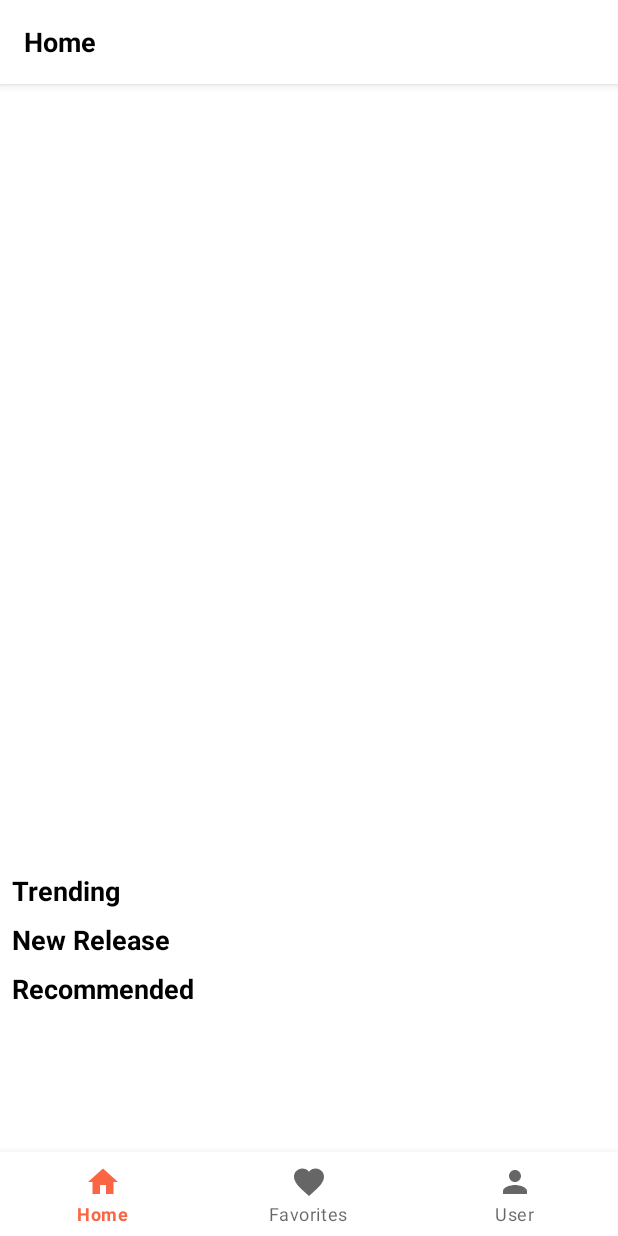
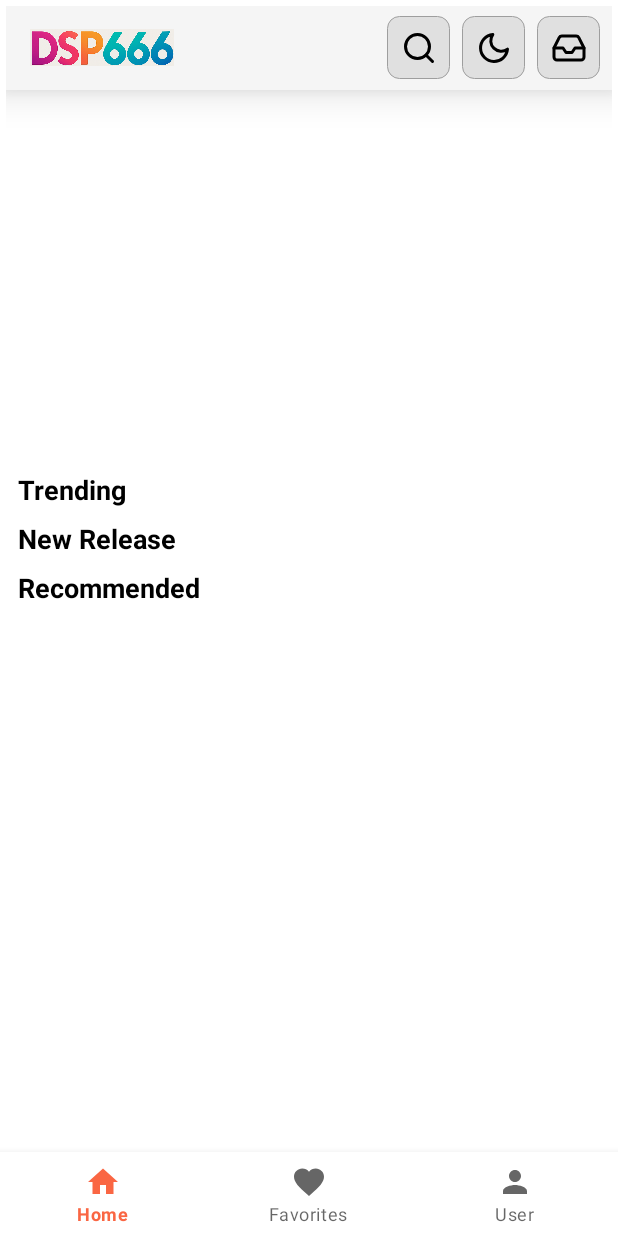
Before and after one commit to wildanasyrof/D-Stream, an Android app: the screen it shows after launch (MainActivity), on a phone screen of 412 x 824 dp. Run offline under Robolectric (Android 15) with nearby library versions, the light colour scheme and no system bars; our stand-ins replace Dagger/Hilt's generated code, Room's generated code, paging; network calls fail; pictures from the network do not load.

Commit message:
Home Fragment - Toolbar

```diff
--- a/app/src/main/java/com/wldnasyrf/ds/adapter/HomeAdapter.kt
+++ b/app/src/main/java/com/wldnasyrf/ds/adapter/HomeAdapter.kt
@@ -9,9 +9,9 @@ import com.bumptech.glide.Glide
 import com.wldnasyrf.ds.data.remote.model.anime.AnimeData
 import com.wldnasyrf.ds.databinding.ItemAnimeHomeBinding
 
-class HomeAdapter : ListAdapter<AnimeData, HomeAdapter.AnimeViewHolder>(AnimeDiffCallback()) {
+class HomeAdapter (private val onItemClick: (Int) -> Unit) : ListAdapter<AnimeData, HomeAdapter.AnimeViewHolder>(AnimeDiffCallback()) {
 
-    class AnimeViewHolder(private val binding: ItemAnimeHomeBinding) :
+    inner class AnimeViewHolder(private val binding: ItemAnimeHomeBinding) :
         RecyclerView.ViewHolder(binding.root) {
         fun bind(anime: AnimeData) {
             // Load image using Glide
@@ -20,7 +20,7 @@ class HomeAdapter : ListAdapter<AnimeData, HomeAdapter.AnimeViewHolder>(AnimeDif
                 .into(binding.ivPlace)
 
             binding.root.setOnClickListener {
-                // Handle item click if needed
+                onItemClick(anime.id)
             }
         }
     }
--- a/app/src/main/java/com/wldnasyrf/ds/data/remote/api/ApiService.kt
+++ b/app/src/main/java/com/wldnasyrf/ds/data/remote/api/ApiService.kt
@@ -3,6 +3,7 @@ package com.wldnasyrf.ds.data.remote.api
 import com.wldnasyrf.ds.data.remote.model.ApiResponse
 import com.wldnasyrf.ds.data.remote.model.anime.Anime
 import com.wldnasyrf.ds.data.remote.model.anime.AnimeDetail
+import com.wldnasyrf.ds.data.remote.model.anime.Category
 import com.wldnasyrf.ds.data.remote.model.anime.FavoriteRequest
 import com.wldnasyrf.ds.data.remote.model.user.LoginRequest
 import com.wldnasyrf.ds.data.remote.model.user.LoginResponse
@@ -29,6 +30,9 @@ interface ApiService {
     @GET("anime/{id}")
     suspend fun getAnimeDetail(@Path("id") id: Int): ApiResponse<AnimeDetail>
 
+    @GET("category")
+    suspend fun getCategory() : ApiResponse<List<Category>>
+
     @POST("user/favorite")
     suspend fun addFavorite(@Body request: FavoriteRequest): ApiResponse<Nothing>
 
--- a/app/src/main/java/com/wldnasyrf/ds/data/repository/anime/AnimeRepository.kt
+++ b/app/src/main/java/com/wldnasyrf/ds/data/repository/anime/AnimeRepository.kt
@@ -7,10 +7,12 @@ import com.wldnasyrf.ds.data.remote.model.ApiResponse
 import com.wldnasyrf.ds.data.remote.model.anime.Anime
 import com.wldnasyrf.ds.data.remote.model.anime.AnimeData
 import com.wldnasyrf.ds.data.remote.model.anime.AnimeDetail
+import com.wldnasyrf.ds.data.remote.model.anime.Category
 import com.wldnasyrf.ds.data.remote.model.anime.FavoriteRequest
 import com.wldnasyrf.ds.utils.Result
 
 interface AnimeRepository {
+    fun getCategory(): LiveData<Result<ApiResponse<List<Category>>>>
     fun getAnimeList(): LiveData<PagingData<AnimeData>>
     fun getAnimeDetail(id: Int): LiveData<Result<AnimeDetail>>
     fun getAnimeData(): LiveData<Result<ApiResponse<Anime>>>
--- a/app/src/main/java/com/wldnasyrf/ds/data/repository/anime/AnimeRepositoryImpl.kt
+++ b/app/src/main/java/com/wldnasyrf/ds/data/repository/anime/AnimeRepositoryImpl.kt
@@ -15,6 +15,7 @@ import com.wldnasyrf.ds.data.remote.model.ApiResponse
 import com.wldnasyrf.ds.data.remote.model.anime.Anime
 import com.wldnasyrf.ds.data.remote.model.anime.AnimeData
 import com.wldnasyrf.ds.data.remote.model.anime.AnimeDetail
+import com.wldnasyrf.ds.data.remote.model.anime.Category
 import com.wldnasyrf.ds.data.remote.model.anime.FavoriteRequest
 import com.wldnasyrf.ds.utils.ApiError
 import com.wldnasyrf.ds.utils.Result
@@ -25,6 +26,25 @@ class AnimeRepositoryImpl @Inject constructor(
     private val apiService: ApiService,
     private val favoriteDao: FavoritesDao
 ) : AnimeRepository {
+
+    override fun getCategory(): LiveData<Result<ApiResponse<List<Category>>>> = liveData {
+        emit(Result.Loading)
+
+        try {
+            val response = apiService.getCategory()
+            emit(Result.Success(response))
+        } catch (e: HttpException) {
+            val errorResponse = ApiError.parseError(e)
+            Log.e("AnimeRepository", "GetCategory error: ${errorResponse.error}")
+            emit(Result.Error(errorResponse.message))
+        } catch (e: Throwable) {
+            Log.e("AnimeRepository", "Network error: $e")
+            ApiResponse(status = "error", message = e.localizedMessage?.toString() ?: "Network Error!", data = null)
+            Log.e("AnimeRepository", "GetCategory error: ${e.localizedMessage?.toString() ?: "Network Error!"}")
+            emit(Result.Error(e.localizedMessage?.toString() ?: "Network Error!"))
+        }
+    }
+
     override fun getAnimeList(): LiveData<PagingData<AnimeData>> {
         return Pager(
             config = PagingConfig(
--- a/app/src/main/java/com/wldnasyrf/ds/ui/main/home/HomeFragment.kt
+++ b/app/src/main/java/com/wldnasyrf/ds/ui/main/home/HomeFragment.kt
@@ -31,6 +31,7 @@ class HomeFragment : Fragment() {
     private val binding get() = _binding!!
     private val viewModel: HomeViewModel by viewModels()
     private lateinit var homeAdapter: HomePagingAdapter
+    private lateinit var categoryAdapter: CategoryAdapter
     private lateinit var trendingAdapter: HomeAdapter
     private lateinit var ongoingAdapter: HomeAdapter
     private lateinit var recommendedAdapter: HomeAdapter
@@ -49,13 +50,63 @@ class HomeFragment : Fragment() {
 
 //        setupRecyclerView()
         setupRecyclerViews()
+        observeCategory()
         observeAnimeList()
     }
 
+    private fun observeCategory() {
+        viewModel.animeRecommended.observe(viewLifecycleOwner, Observer { result ->
+            handleAnimeResult(result, recommendedAdapter)
+        })
+        viewModel.category.observe(viewLifecycleOwner, Observer { result ->
+            when (result) {
+                is Result.Error -> {
+
+                }
+                is Result.Loading -> {
+
+                }
+                is Result.Success -> {
+                    val listCategory = result.data.data
+                    categoryAdapter.submitList(listCategory)
+                }
+            }
+
+        })
+    }
+
     private fun setupRecyclerViews() {
-        trendingAdapter = HomeAdapter()
-        ongoingAdapter = HomeAdapter()
-        recommendedAdapter = HomeAdapter()
+
+        categoryAdapter = CategoryAdapter { catId ->
+            // Handle click and open DetailActivity
+            val intent = Intent(requireContext(), DetailActivity::class.java)
+            intent.putExtra("ANIME_ID", catId)
+            startActivity(intent)
+        }
+
+        trendingAdapter = HomeAdapter { animeId ->
+            // Handle click and open DetailActivity
+            val intent = Intent(requireContext(), DetailActivity::class.java)
+            intent.putExtra("ANIME_ID", animeId)
+            startActivity(intent)
+        }
+        ongoingAdapter = HomeAdapter { animeId ->
+            // Handle click and open DetailActivity
+            val intent = Intent(requireContext(), DetailActivity::class.java)
+            intent.putExtra("ANIME_ID", animeId)
+            startActivity(intent)
+        }
+        recommendedAdapter = HomeAdapter { animeId ->
+            // Handle click and open DetailActivity
+            val intent = Intent(requireContext(), DetailActivity::class.java)
+            intent.putExtra("ANIME_ID", animeId)
+            startActivity(intent)
+        }
+
+        binding.rvCategory.apply {
+            layoutManager = LinearLayoutManager(context, LinearLayoutManager.HORIZONTAL, false)
+            adapter = categoryAdapter
+        }
 
         binding.rvTrending.apply {
             layoutManager = LinearLayoutManager(context, LinearLayoutManager.HORIZONTAL, false)
@@ -102,7 +153,7 @@ class HomeFragment : Fragment() {
             handleAnimeResult(result, ongoingAdapter)
         })
 
-        viewModel.animeRecomended.observe(viewLifecycleOwner, Observer { result ->
+        viewModel.animeRecommended.observe(viewLifecycleOwner, Observer { result ->
             handleAnimeResult(result, recommendedAdapter)
         })
     }
--- a/app/src/main/java/com/wldnasyrf/ds/ui/main/home/HomeViewModel.kt
+++ b/app/src/main/java/com/wldnasyrf/ds/ui/main/home/HomeViewModel.kt
@@ -8,6 +8,7 @@ import androidx.paging.cachedIn
 import com.wldnasyrf.ds.data.remote.model.ApiResponse
 import com.wldnasyrf.ds.data.remote.model.anime.Anime
 import com.wldnasyrf.ds.data.remote.model.anime.AnimeData
+import com.wldnasyrf.ds.data.remote.model.anime.Category
 import com.wldnasyrf.ds.data.repository.anime.AnimeRepository
 import com.wldnasyrf.ds.utils.Result
 import dagger.hilt.android.lifecycle.HiltViewModel
@@ -17,8 +18,9 @@ import javax.inject.Inject
 class HomeViewModel @Inject constructor(
     repository: AnimeRepository): ViewModel(){
 
+    val category: LiveData<Result<ApiResponse<List<Category>>>> = repository.getCategory()
     val anime: LiveData<PagingData<AnimeData>> = repository.getAnimeList().cachedIn(viewModelScope)
     val animeTrending: LiveData<Result<ApiResponse<Anime>>> = repository.getAnimeData()
     val animeOnGoing: LiveData<Result<ApiResponse<Anime>>> = repository.getAnimeData()
-    val animeRecomended: LiveData<Result<ApiResponse<Anime>>> = repository.getAnimeData()
+    val animeRecommended: LiveData<Result<ApiResponse<Anime>>> = repository.getAnimeData()
 }
--- /dev/null
+++ b/app/src/main/res/drawable/bg_toolbar_button.xml
@@ -0,0 +1,13 @@
+<?xml version="1.0" encoding="utf-8"?>
+<shape xmlns:android="http://schemas.android.com/apk/res/android"
+    android:shape="rectangle">
+
+    <solid android:color="#e0e0e0" />
+
+    <corners android:radius="8dp" />
+
+    <!-- Add outline stroke -->
+    <stroke
+        android:width="0.5dp"
+        android:color="#9e9e9e" />
+</shape>
--- /dev/null
+++ b/app/src/main/res/drawable/ic_inbox.xml
@@ -0,0 +1,24 @@
+<vector xmlns:android="http://schemas.android.com/apk/res/android"
+    android:width="24dp"
+    android:height="24dp"
+    android:viewportWidth="24"
+    android:viewportHeight="24">
+
+    <!-- Inbox Tray (Polyline + Path) -->
+    <group>
+        <path
+            android:strokeColor="@android:color/black"
+            android:strokeWidth="2"
+            android:strokeLineCap="round"
+            android:strokeLineJoin="round"
+            android:pathData="M22,12 L16,12 L14,15 L10,15 L8,12 L2,12" />
+
+        <path
+            android:strokeColor="@android:color/black"
+            android:strokeWidth="2"
+            android:strokeLineCap="round"
+            android:strokeLineJoin="round"
+            android:pathData="M5.45,5.11 L2,12 v6 a2,2 0 0,0 2,2 h16 a2,2 0 0,0 2,-2 v-6 l-3.45,-6.89 A2,2 0 0,0 16.76,4 H7.24 A2,2 0 0,0 5.45,5.11 z"
+            android:fillColor="@android:color/transparent" />
+    </group>
+</vector>
--- /dev/null
+++ b/app/src/main/res/drawable/ic_moon.xml
@@ -0,0 +1,14 @@
+<?xml version="1.0" encoding="utf-8"?>
+<vector xmlns:android="http://schemas.android.com/apk/res/android"
+    android:width="24dp"
+    android:height="24dp"
+    android:viewportWidth="24"
+    android:viewportHeight="24">
+
+    <path
+        android:pathData="M21 12.79A9 9 0 1 1 11.21 3 7 7 0 0 0 21 12.79z"
+        android:strokeColor="#000000"
+        android:strokeWidth="2"
+        android:strokeLineCap="round"
+        android:strokeLineJoin="round" />
+</vector>
--- /dev/null
+++ b/app/src/main/res/drawable/ic_search.xml
@@ -0,0 +1,18 @@
+<vector xmlns:android="http://schemas.android.com/apk/res/android" xmlns:aapt="http://schemas.android.com/aapt"
+    android:viewportWidth="24"
+    android:viewportHeight="24"
+    android:width="24dp"
+    android:height="24dp">
+  <path
+      android:pathData="M19 11A8 8 0 0 1 3 11A8 8 0 0 1 19 11Z"
+      android:strokeColor="#000000"
+      android:strokeWidth="2"
+      android:strokeLineCap="round"
+      android:strokeLineJoin="round" />
+  <path
+      android:pathData="M21 21L16.65 16.65"
+      android:strokeColor="#000000"
+      android:strokeWidth="2"
+      android:strokeLineCap="round"
+      android:strokeLineJoin="round" />
+</vector>
--- a/app/src/main/res/layout/fragment_home.xml
+++ b/app/src/main/res/layout/fragment_home.xml
@@ -5,71 +5,72 @@
     xmlns:tools="http://schemas.android.com/tools"
     android:layout_width="match_parent"
     android:layout_height="match_parent"
+    android:padding="4dp"
     tools:context=".ui.main.home.HomeFragment">
 
-    <!-- AppBarLayout: Will Hide/Show Toolbar + Buttons on Scroll -->
+    <!-- Modified Toolbar Section -->
     <com.google.android.material.appbar.AppBarLayout
         android:id="@+id/appBarLayout"
         android:layout_width="match_parent"
         android:layout_height="wrap_content"
-        android:background="@android:color/white"
-        app:elevation="4dp">
+        android:background="@color/grey"
+        app:elevation="16dp">
 
-        <!-- Toolbar (Title Bar) -->
         <androidx.appcompat.widget.Toolbar
             android:id="@+id/toolbar"
             android:layout_width="match_parent"
             android:layout_height="?attr/actionBarSize"
-            android:background="@android:color/white"
-            app:layout_scrollFlags="scroll|enterAlways">
+            android:background="@color/grey"
+            app:contentInsetStart="16dp"
+            app:contentInsetEnd="8dp">
 
-            <TextView
-                android:id="@+id/tvTitle"
+            <!-- Logo or brand name on the left -->
+            <ImageView
+                android:id="@+id/ivLogo"
+                android:layout_width="96dp"
+                android:layout_height="26dp"
+                android:layout_gravity="start|center_vertical"
+                android:adjustViewBounds="true"
+                android:contentDescription="@string/toolbar_logo_desc"
+                android:src="@drawable/ic_logo_dsp666"/>
+
+            <LinearLayout
                 android:layout_width="wrap_content"
-                android:layout_height="wrap_content"
-                android:text="Home"
-                android:textSize="18sp"
-                android:textStyle="bold"
-                android:textColor="@android:color/black"
-                android:gravity="center_vertical"/>
+                android:layout_height="match_parent"
+                android:layout_gravity="end"
+                android:orientation="horizontal"
+                android:gravity="center_vertical">
+
+                <!-- Search Button -->
+                <ImageButton
+                    android:id="@+id/btnSearch"
+                    android:layout_width="42dp"
+                    android:layout_height="42dp"
+                    android:layout_marginEnd="8dp"
+                    android:background="@drawable/bg_toolbar_button"
+                    android:src="@drawable/ic_search"
+                    android:contentDescription="@string/toolbar_search_desc" />
+
+                <!-- Theme Button -->
+                <ImageButton
+                    android:id="@+id/btnTheme"
+                    android:layout_width="42dp"
+                    android:layout_height="42dp"
+                    android:layout_marginEnd="8dp"
+                    android:background="@drawable/bg_toolbar_button"
+                    android:src="@drawable/ic_moon"
+                    android:contentDescription="@string/toolbar_theme_desc" />
+
+                <!-- Downloads Button -->
+                <ImageButton
+                    android:id="@+id/btnDownloads"
+                    android:layout_width="42dp"
+                    android:layout_height="42dp"
+                    android:background="@drawable/bg_toolbar_button"
+                    android:src="@drawable/ic_inbox"
+                    android:contentDescription="@string/toolbar_inbox_desc" />
+            </LinearLayout>
         </androidx.appcompat.widget.Toolbar>
-
-        <!-- Buttons: Crime, Adventure, More (Disappear on Scroll) -->
-<!--        <LinearLayout-->
-<!--            android:layout_width="match_parent"-->
-<!--            android:layout_height="wrap_content"-->
-<!--            android:orientation="horizontal"-->
-<!--            android:gravity="center"-->
-<!--            android:padding="8dp"-->
-<!--            app:layout_scrollFlags="scroll|enterAlways">-->
-
-<!--            <Button-->
-<!--                android:id="@+id/btnCrime"-->
-<!--                android:layout_width="wrap_content"-->
-<!--                android:layout_height="wrap_content"-->
-<!--                android:text="Crime"-->
-<!--                android:textColor="@android:color/black"-->
-<!--                android:background="?attr/selectableItemBackgroundBorderless"-->
-<!--                android:layout_marginEnd="8dp"/>-->
-
-<!--            <Button-->
-<!--                android:id="@+id/btnAdventure"-->
-<!--                android:layout_width="wrap_content"-->
-<!--                android:layout_height="wrap_content"-->
-<!--                android:text="Adventure"-->
-<!--                android:textColor="@android:color/black"-->
-<!--                android:background="?attr/selectableItemBackgroundBorderless"-->
-<!--                android:layout_marginEnd="8dp"/>-->
-
-<!--            <Button-->
-<!--                android:id="@+id/btnMore"-->
-<!--                android:layout_width="wrap_content"-->
-<!--                android:layout_height="wrap_content"-->
-<!--                android:text="More"-->
-<!--                android:textColor="@android:color/black"-->
-<!--                android:background="?attr/selectableItemBackgroundBorderless"/>-->
-<!--        </LinearLayout>-->
-
     </com.google.android.material.appbar.AppBarLayout>
 
     <!-- Scrollable Content -->
@@ -89,11 +90,21 @@
             <androidx.viewpager2.widget.ViewPager2
                 android:id="@+id/vp_banner"
                 android:layout_width="match_parent"
-                android:layout_height="521dp"
-                android:layout_marginHorizontal="16dp"/>
+                android:layout_height="250dp"
+                android:contentDescription="@string/banner_carousel_desc" />
+
+            <androidx.recyclerview.widget.RecyclerView
+                android:id="@+id/rv_category"
+                android:layout_width="match_parent"
+                android:layout_height="wrap_content"
+                android:scrollbars="horizontal"
+                android:overScrollMode="never"
+                android:importantForAccessibility="no"
+                tools:listitem="@layout/item_category" />
 
             <!-- Trending Section -->
             <TextView
+                android:id="@+id/tv_trending_title"
                 android:layout_width="match_parent"
                 android:layout_height="wrap_content"
                 android:text="Trending"
@@ -101,7 +112,7 @@
                 android:textStyle="bold"
                 android:paddingHorizontal="8dp"
                 android:paddingVertical="4dp"
-                android:textColor="@android:color/black"/>
+                android:textColor="@android:color/black" />
 
             <androidx.recyclerview.widget.RecyclerView
                 android:id="@+id/rv_trending"
@@ -109,10 +120,12 @@
                 android:layout_height="wrap_content"
                 android:scrollbars="horizontal"
                 android:overScrollMode="never"
-                tools:listitem="@layout/item_anime_home"/>
+                android:importantForAccessibility="no"
+                tools:listitem="@layout/item_anime_home" />
 
             <!-- New Release Section -->
             <TextView
+                android:id="@+id/tv_new_release_title"
                 android:layout_width="match_parent"
                 android:layout_height="wrap_content"
                 android:text="New Release"
@@ -120,7 +133,7 @@
                 android:textStyle="bold"
                 android:paddingHorizontal="8dp"
                 android:paddingVertical="4dp"
-                android:textColor="@android:color/black"/>
+                android:textColor="@android:color/black" />
 
             <androidx.recyclerview.widget.RecyclerView
                 android:id="@+id/rv_Ongoing"
@@ -128,10 +141,12 @@
                 android:layout_height="wrap_content"
                 android:scrollbars="horizontal"
                 android:overScrollMode="never"
-                tools:listitem="@layout/item_anime_home"/>
+                android:importantForAccessibility="no"
+                tools:listitem="@layout/item_anime_home" />
 
             <!-- Recommended Section -->
             <TextView
+                android:id="@+id/tv_recommended_title"
                 android:layout_width="match_parent"
                 android:layout_height="wrap_content"
                 android:text="Recommended"
@@ -139,7 +154,7 @@
                 android:textStyle="bold"
                 android:paddingHorizontal="8dp"
                 android:paddingVertical="4dp"
-                android:textColor="@android:color/black"/>
+                android:textColor="@android:color/black" />
 
             <androidx.recyclerview.widget.RecyclerView
                 android:id="@+id/rv_Recomended"
@@ -148,7 +163,8 @@
                 android:scrollbars="horizontal"
                 android:overScrollMode="never"
                 android:paddingHorizontal="4dp"
-                tools:listitem="@layout/item_anime_home"/>
+                android:importantForAccessibility="no"
+                tools:listitem="@layout/item_anime_home" />
 
         </LinearLayout>
 
--- a/app/src/main/res/layout/item_anime_home.xml
+++ b/app/src/main/res/layout/item_anime_home.xml
@@ -6,7 +6,7 @@
     android:layout_height="192dp"
     android:layout_marginHorizontal="4dp"
     style="@style/CardViewStyle"
-    app:cardCornerRadius="18dp"
+    app:cardCornerRadius="8dp"
     app:cardElevation="4dp">
 
     <ImageView
--- a/app/src/main/res/layout/item_banner.xml
+++ b/app/src/main/res/layout/item_banner.xml
@@ -10,8 +10,7 @@
         android:id="@+id/cardView"
         android:layout_width="match_parent"
         android:layout_height="match_parent"
-        app:cardCornerRadius="24dp"
-        app:cardElevation="8dp"
+        app:cardCornerRadius="8dp"
         app:cardUseCompatPadding="true"
         app:cardPreventCornerOverlap="true"
         app:layout_constraintTop_toTopOf="parent"
--- a/app/src/main/res/values/colors.xml
+++ b/app/src/main/res/values/colors.xml
@@ -15,6 +15,7 @@
     <color name="black">#FF000000</color>
     <color name="grey_400">#CCCCCC</color>
     <color name="grey_500">#CAD5E2</color>
+    <color name="grey">#F5F5F5</color>
     <color name="white">#FFFFFFFF</color>
     <color name="red_200">#CF212A</color>
     <color name="red_soft">#FA5757</color>
--- a/app/src/main/res/values/strings.xml
+++ b/app/src/main/res/values/strings.xml
@@ -61,4 +61,9 @@
     <string name="fav_img_bg_desc">Background image</string>
     <string name="fragment_favorite_title">Favorites</string>
     <string name="add_to_favorites">Add favorite</string>
+    <string name="toolbar_logo_desc">Logo</string>
+    <string name="toolbar_search_desc">Search</string>
+    <string name="toolbar_theme_desc">Theme</string>
+    <string name="toolbar_inbox_desc">Downloads</string>
+    <string name="banner_carousel_desc">Banner Image</string>
 </resources>
--- a/app/src/main/res/values/themes.xml
+++ b/app/src/main/res/values/themes.xml
@@ -3,11 +3,11 @@
     <style name="Base.Theme.DS" parent="Theme.MaterialComponents.Light.NoActionBar">
         <!-- Primary brand color. -->
         <item name="colorPrimary">@color/orange_400</item>
-        <item name="colorPrimaryVariant">@color/white</item>
+        <item name="colorPrimaryVariant">@color/grey</item>
         <item name="colorOnPrimary">@color/dark_purple</item>
         <!-- Secondary brand color. -->
         <item name="colorSecondary">@color/orange_400</item>
-        <item name="colorSecondaryVariant">@color/white</item>
+        <item name="colorSecondaryVariant">@color/grey</item>
         <item name="colorOnSecondary">@color/backgroundColorField</item>
         <!-- Status bar color. -->
         <item name="android:statusBarColor">?attr/colorPrimaryVariant</item>
```
Also changed, not shown: app/src/main/java/com/wldnasyrf/ds/ui/main/home/CategoryAdapter.kt (added, +50 -0 lines), app/src/main/res/layout/item_category.xml (added, +36 -0 lines), app/src/main/res/drawable/ic_logo_dsp666.png (added).
